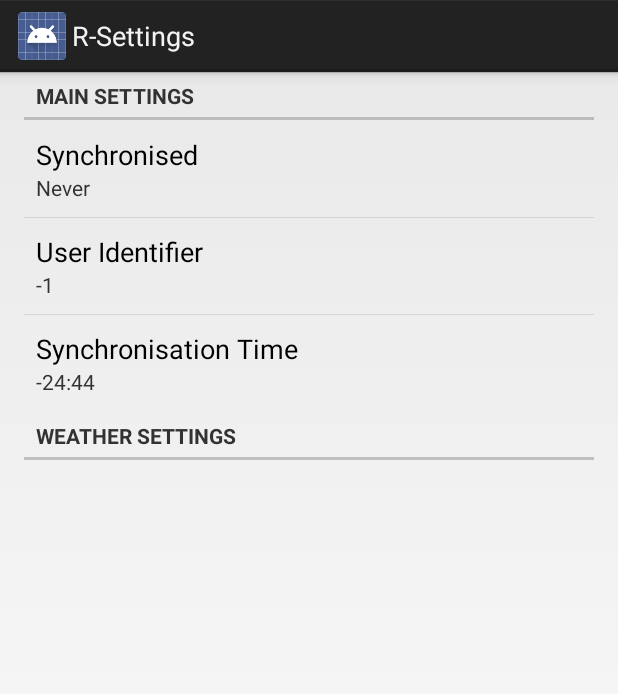
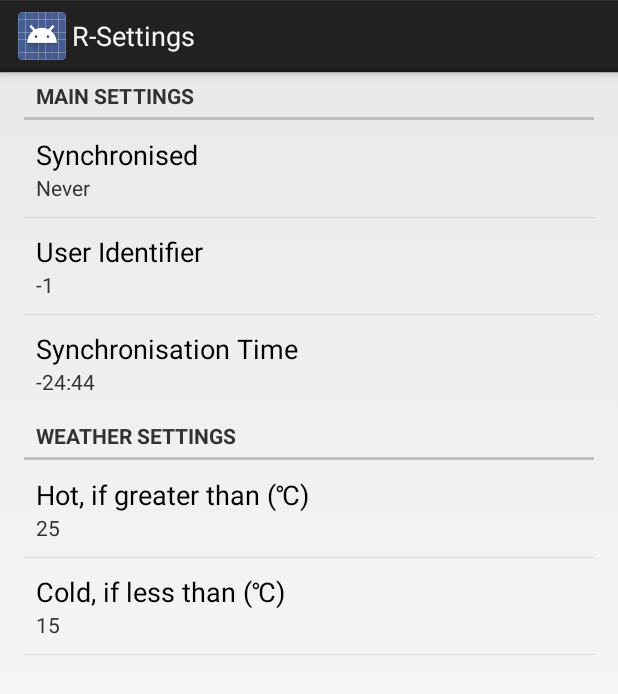
Before and after one commit to ualegre/aContextReasoner, an Android app: the screen it shows after launch (ContextReasonerSettings), on a phone screen of 412 x 824 dp. Shown: the top 694 px of the screen. Run offline under Robolectric (Android 15) with nearby library versions, the phone set to English and light mode, and no system bars.

Commit message:
Dummy temperature settings. Need to check they satisfy.

```diff
--- a/reasoner/src/main/java/org/poseidon_project/context/ui/ContextReasonerSettingsFragment.java
+++ b/reasoner/src/main/java/org/poseidon_project/context/ui/ContextReasonerSettingsFragment.java
@@ -19,6 +19,7 @@ package org.poseidon_project.context.ui;
 import android.app.Activity;
 import android.content.SharedPreferences;
 import android.os.Bundle;
+import android.preference.EditTextPreference;
 import android.preference.Preference;
 import android.preference.Preference.OnPreferenceChangeListener;
 import android.preference.Preference.OnPreferenceClickListener;
@@ -42,9 +43,15 @@ public class ContextReasonerSettingsFragment extends PreferenceFragment
     private Preference mLogUserNamePreference;
     private Preference mLastSynchronised;
     private TimePreferenceDialog mTimeToBackupPreference;
+    private EditTextPreference mHotTemperaturePreference;
+    private EditTextPreference mOkayTemperaturePreference;
+    private EditTextPreference mColdTemperaturePreference;
     private SharedPreferences mMainSettings;
     private SharedPreferences mRuleSettings;
     private Activity mActivity;
+    private int mHotTemperature;
+    private int mOkayTemperature;
+    private int mColdTemperature;
 
     @Override
     public void onCreate(Bundle savedInstanceState) {
@@ -57,12 +64,15 @@ public class ContextReasonerSettingsFragment extends PreferenceFragment
 
         addPreferencesFromResource(R.xml.settings);
 
+        setupMainSettings();
+
+        setupWeatherSettings();
+    }
+
+    private void setupMainSettings(){
         setupLastSychronisedPref();
-
         setupUserIdentifierPref();
-
         setupTimeToSychonisePref();
-
     }
 
     @Override
@@ -160,4 +170,83 @@ public class ContextReasonerSettingsFragment extends PreferenceFragment
         mTimeToBackupPreference.setOnPreferenceChangeListener(timeChangeListerner);
     }
 
+    private void setupWeatherSettings() {
+        mHotTemperature = mRuleSettings.getInt(getString(R.string.pref_hot), 25);
+        mColdTemperature = mRuleSettings.getInt(getString(R.string.pref_cold), 15);
+
+        mHotTemperaturePreference = (EditTextPreference)
+                findPreference(getString(R.string.pref_hot));
+
+        String hot_temp = String.valueOf(mHotTemperature);
+        mHotTemperaturePreference.setText(hot_temp);
+        mHotTemperaturePreference.setSummary(hot_temp);
+
+        OnPreferenceChangeListener hotChangeListerner = new OnPreferenceChangeListener() {
+            @Override
+            public boolean onPreferenceChange(Preference preference, Object newValue) {
+
+                if (newValue != null) {
+
+                    if (temperatureSatisfible((Integer) newValue, mColdTemperature)) {
+                        SharedPreferences.Editor editor = mRuleSettings.edit();
+                        editor.putInt(getString(R.string.pref_hot), (Integer) newValue);
+                        editor.commit();
+                        mHotTemperature = (Integer) newValue;
+                        preference.setSummary(String.valueOf(mHotTemperature));
+                        return true;
+                    } else {
+                        ((EditTextPreference) preference).setText(String.valueOf(mHotTemperature));
+                        preference.setSummary(String.valueOf(mHotTemperature));
+                        return false;
+                    }
+                }
+
+                return false;
+            }
+        };
+
+        mHotTemperaturePreference.setOnPreferenceChangeListener(hotChangeListerner);
+
+        mColdTemperaturePreference = (EditTextPreference)
+                findPreference(getString(R.string.pref_cold));
+
+        String cold_temp = String.valueOf(mColdTemperature);
+        mColdTemperaturePreference.setText(cold_temp);
+        mColdTemperaturePreference.setSummary(cold_temp);
+
+        OnPreferenceChangeListener coldChangeListerner = new OnPreferenceChangeListener() {
+            @Override
+            public boolean onPreferenceChange(Preference preference, Object newValue) {
+
+                if (newValue != null) {
+
+                    if (temperatureSatisfible(mHotTemperature, (Integer) newValue)) {
+                        SharedPreferences.Editor editor = mRuleSettings.edit();
+                        editor.putInt(getString(R.string.pref_cold), (Integer) newValue);
+                        editor.commit();
+                        mColdTemperature = (Integer) newValue;
+                        preference.setSummary(String.valueOf(mColdTemperature));
+                        return true;
+                    } else {
+                        ((EditTextPreference) preference).setText(String.valueOf(mColdTemperature));
+                        preference.setSummary(String.valueOf(mColdTemperature));
+                        return false;
+                    }
+                }
+
+                return false;
+            }
+        };
+
+        mColdTemperaturePreference.setOnPreferenceChangeListener(coldChangeListerner);
+
+    }
+
+    private boolean temperatureSatisfible(int hot, int cold) {
+
+
+
+        return true;
+    }
+
 }
--- a/reasoner/src/main/res/values/strings.xml
+++ b/reasoner/src/main/res/values/strings.xml
@@ -3,20 +3,28 @@
 
     <string name="app_settings">R-Settings</string>
 
+    <!-- Main Settings-->
+    <string name="main_settings">Main Settings</string>
     <string name="pref_sync">pref_sync</string>
-    <string name="pref_userid">pref_userid</string>
-
-    <string name="main_settings">Main Settings</string>
     <string name="last_sync">Synchronised</string>
     <string name="sync_never">Never</string>
+    <string name="pref_userid">pref_userid</string>
     <string name="user_identifier">User Identifier</string>
     <string name="pref_backuptime">pref_backuptime</string>
     <string name="backup_time">Synchronisation Time</string>
 
+    <!-- Weather Settings-->
+    <string name="weather_settings">Weather Settings</string>
+    <string name="pref_hot">pref_hot</string>
+    <string name="hot_temp">Hot, if greater than (\u2103)</string>
+    <string name="pref_okay">pref_okay</string>
+    <string name="okay_temp">OK Temperature in \u2103</string>
+    <string name="pref_cold">pref_cold</string>
+    <string name="cold_temp">Cold, if less than (\u2103)</string>
+
 
     <string name="setTime">Set</string>
     <string name="cancelTime">Cancel</string>
-    <string name="weather_settings">Weather Settings</string>
 
 
 </resources>
--- a/reasoner/src/main/res/xml/settings.xml
+++ b/reasoner/src/main/res/xml/settings.xml
@@ -18,7 +18,14 @@
     <PreferenceCategory
         android:key=""
         android:title="@string/weather_settings">
-
+        <EditTextPreference
+            android:key="@string/pref_hot"
+            android:title="@string/hot_temp"
+            android:inputType="number"/>
+        <EditTextPreference
+            android:key="@string/pref_cold"
+            android:title="@string/cold_temp"
+            android:inputType="number"/>
     </PreferenceCategory>
 
 </PreferenceScreen>
```
